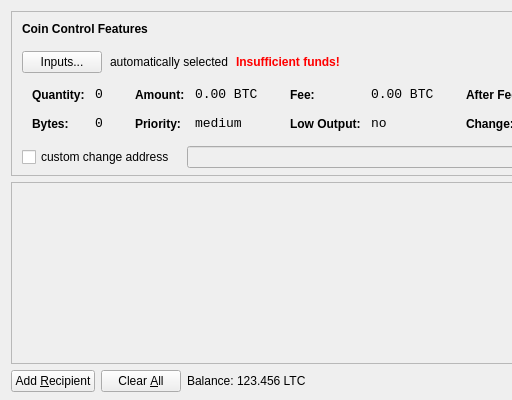
FredKSchott/fredcoin, file src/qt/forms/sendcoinsdialog.ui: the form before one commit; both pictures show x 0 to 512 and y 0 to 400 of the 850 by 400 pixel window.
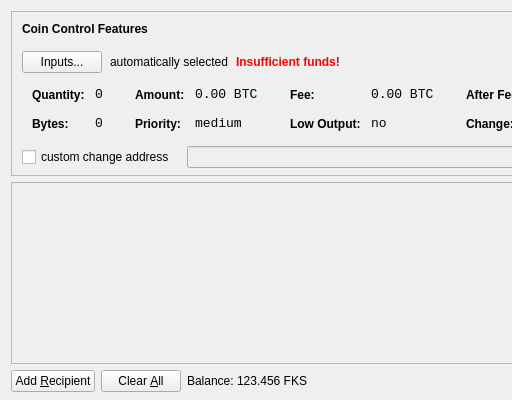
The form after the commit. Icons and pictures are not drawn.

Patch:
```diff
--- a/src/qt/forms/sendcoinsdialog.ui
+++ b/src/qt/forms/sendcoinsdialog.ui
@@ -720,7 +720,7 @@
           <cursorShape>IBeamCursor</cursorShape>
          </property>
          <property name="text">
-          <string>123.456 LTC</string>
+          <string>123.456 FKS</string>
          </property>
          <property name="textInteractionFlags">
           <set>Qt::LinksAccessibleByMouse|Qt::TextSelectableByKeyboard|Qt::TextSelectableByMouse</set>
```
